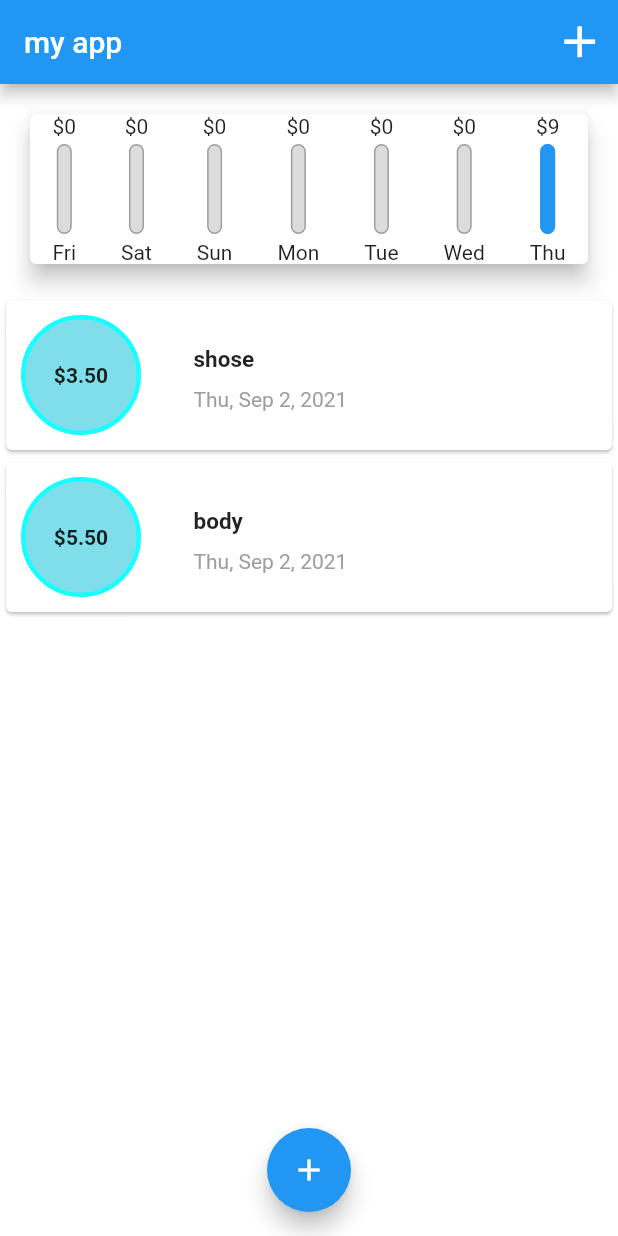
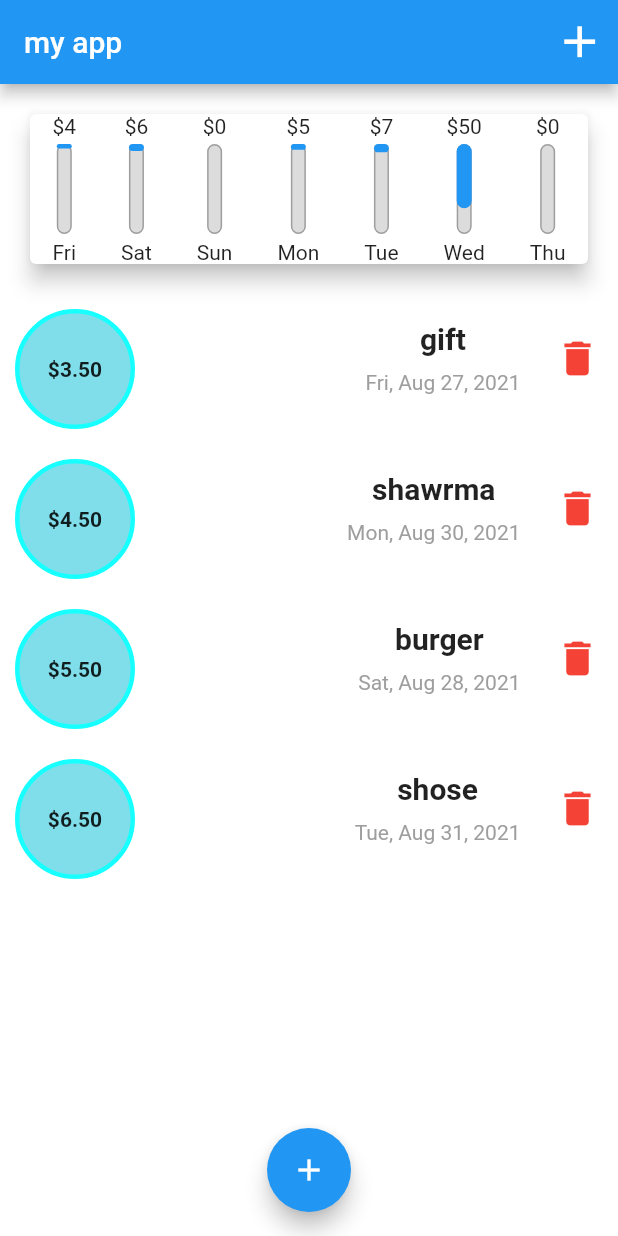
Before and after one commit to Musab-Al-omari/app-PersonalExpenses-Flutter, a Flutter app: the screen it shows after launch, on a phone screen of 412 x 824 dp. Run offline on Flutter 3.47's test engine with Material 2 defaults, Android fonts, the phone set to English and light mode, and no system bars.

Commit message:
add delete button

```diff
--- a/lib/main.dart
+++ b/lib/main.dart
@@ -27,16 +27,34 @@ class MyHomePage extends StatefulWidget {
 class _MyHomePageState extends State<MyHomePage> {
   final List<Transaction> _userTransaction = [
     Transaction(
+      id: 't5',
+      title: 'gift',
+      amount: 3.5,
+      date: DateTime.now().subtract(Duration(days: 6)),
+    ),
+    Transaction(
+      id: 't10',
+      title: 'shawrma',
+      amount: 4.5,
+      date: DateTime.now().subtract(Duration(days: 3)),
+    ),
+    Transaction(
+      id: 't3',
+      title: 'burger',
+      amount: 5.5,
+      date: DateTime.now().subtract(Duration(days: 5)),
+    ),
+    Transaction(
       id: 't1',
       title: 'shose',
-      amount: 3.5,
-      date: DateTime.now(),
+      amount: 6.5,
+      date: DateTime.now().subtract(Duration(days: 2)),
     ),
     Transaction(
-      id: 't2',
-      title: 'body',
-      amount: 5.5,
-      date: DateTime.now(),
+      id: 't15',
+      title: 'hat',
+      amount: 50,
+      date: DateTime.now().subtract(Duration(days: 1)),
     )
   ];
 
@@ -48,12 +66,13 @@ class _MyHomePageState extends State<MyHomePage> {
     }).toList();
   }
 
-  void _addNewTransaction(String titleText, double amountText) {
+  void _addNewTransaction(
+      String titleText, double amountText, DateTime myDate) {
     final NewTran = Transaction(
         id: DateTime.now().toString(),
         title: titleText,
         amount: amountText,
-        date: DateTime.now());
+        date: myDate);
 
     setState(() {
       _userTransaction.add(NewTran);
@@ -68,8 +87,15 @@ class _MyHomePageState extends State<MyHomePage> {
         });
   }
 
-  @override
+  void _deleteTransaction(String id) {
+    setState(() {
+      _userTransaction.removeWhere((tx) => tx.id == id);
+    });
+  }
+
   Widget build(BuildContext context) {
+    print(DateTime.now());
+    print(DateTime.now());
     return Scaffold(
       backgroundColor: Colors.white,
       appBar: AppBar(
@@ -85,7 +111,7 @@ class _MyHomePageState extends State<MyHomePage> {
       body: SingleChildScrollView(
         child: Column(children: <Widget>[
           Chart(_resentTransaction),
-          TransactionList(_userTransaction)
+          TransactionList(_userTransaction, _deleteTransaction)
         ]),
       ),
       floatingActionButtonLocation: FloatingActionButtonLocation.centerFloat,
--- a/lib/widget/TransactionList.dart
+++ b/lib/widget/TransactionList.dart
@@ -4,8 +4,8 @@ import 'package:intl/intl.dart';
 
 class TransactionList extends StatelessWidget {
   final List<Transaction> transaction;
-
-  TransactionList(this.transaction);
+  Function _delete;
+  TransactionList(this.transaction, this._delete);
   @override
   Widget build(BuildContext context) {
     return Container(
@@ -14,17 +14,17 @@ class TransactionList extends StatelessWidget {
           ? Column(
               children: [
                 SizedBox(
-                  height: 60,
+                  height: 10,
                 ),
                 Text(
                   'There are no Transaction untill now ',
                   style: TextStyle(fontSize: 20),
                 ),
                 SizedBox(
-                  height: 60,
+                  height: 10,
                 ),
                 Container(
-                  height: 500,
+                  height: 300,
                   child: Image.asset(
                     'assets/images/0_BaQI8CF2ln_KFOkL.png',
                     fit: BoxFit.cover,
@@ -35,8 +35,10 @@ class TransactionList extends StatelessWidget {
           : ListView.builder(
               itemCount: transaction.length,
               itemBuilder: (cox, inx) {
-                return Card(
+                return Container(
+                    width: double.infinity,
                     child: Row(
+                      mainAxisAlignment: MainAxisAlignment.spaceBetween,
                       children: [
                         Container(
                           alignment: Alignment.center,
@@ -53,28 +55,51 @@ class TransactionList extends StatelessWidget {
                           width: 80,
                           height: 80,
                           decoration: BoxDecoration(
-                        border: Border.all(color: Colors.cyanAccent, width: 3),
+                            border:
+                                Border.all(color: Colors.cyanAccent, width: 3),
                             shape: BoxShape.circle,
                             color: Colors.cyan.shade200,
                           ),
                         ),
                         Container(
-                      margin: EdgeInsets.all(25),
-                      child: Column(
-                        crossAxisAlignment: CrossAxisAlignment.start,
+                          margin: EdgeInsets.only(right: 20),
+                          child: Row(
                             children: [
                               Container(
-                            margin: EdgeInsets.only(bottom: 10, top: 5),
+                                margin: EdgeInsets.only(bottom: 20),
+                                child: Column(
+                                  children: [
+                                    Container(
+                                      margin:
+                                          EdgeInsets.only(bottom: 10, top: 5),
                                       child: Text(
                                         transaction[inx].title,
                                         style: TextStyle(
-                                  fontSize: 15, fontWeight: FontWeight.bold),
+                                            fontSize: 20,
+                                            fontWeight: FontWeight.bold),
                                       ),
                                     ),
                                     Text(
-                            DateFormat.yMMMEd().format(transaction[inx].date),
+                                      DateFormat.yMMMEd()
+                                          .format(transaction[inx].date),
                                       style: TextStyle(color: Colors.grey),
                                     ),
+                                  ],
+                                ),
+                              ),
+                              Container(
+                                margin: EdgeInsets.only(left: 15, bottom: 30),
+                                width: 30,
+                                height: 30,
+                                child: IconButton(
+                                  onPressed: () => _delete(transaction[inx].id),
+                                  icon: Icon(
+                                    Icons.delete,
+                                    color: Colors.red,
+                                  ),
+                                  iconSize: 30,
+                                ),
+                              )
                             ],
                           ),
                         )
```
Also changed, not shown: lib/widget/NewTransaction.dart (+53 -4 lines), 1 other file. Lines whose indentation alone changed are shown as unchanged.
